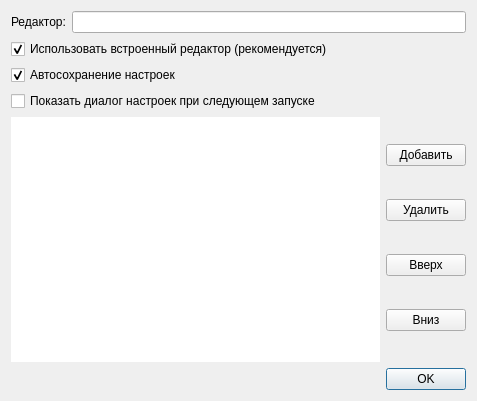
Before: the Qt Designer form qtgui-files/clientconfig.ui in idec-net/cutiefeed, drawn with Qt 5.
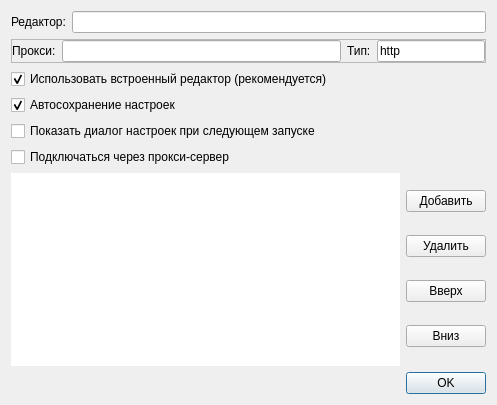
After: the same form once the commit is applied.

Diff of the .ui file:
```diff
--- a/qtgui-files/clientconfig.ui
+++ b/qtgui-files/clientconfig.ui
@@ -9,8 +9,8 @@
    <rect>
     <x>0</x>
     <y>0</y>
-    <width>477</width>
-    <height>401</height>
+    <width>497</width>
+    <height>405</height>
    </rect>
   </property>
   <property name="windowTitle">
@@ -51,6 +51,60 @@
      </layout>
     </widget>
    </item>
+   <item>
+    <widget class="QFrame" name="frame_4">
+     <property name="frameShape">
+      <enum>QFrame::StyledPanel</enum>
+     </property>
+     <property name="frameShadow">
+      <enum>QFrame::Raised</enum>
+     </property>
+     <layout class="QHBoxLayout" name="horizontalLayout_3">
+      <property name="leftMargin">
+       <number>0</number>
+      </property>
+      <property name="topMargin">
+       <number>0</number>
+      </property>
+      <property name="rightMargin">
+       <number>0</number>
+      </property>
+      <property name="bottomMargin">
+       <number>0</number>
+      </property>
+      <item>
+       <widget class="QLabel" name="label_2">
+        <property name="text">
+         <string>Прокси:</string>
+        </property>
+       </widget>
+      </item>
+      <item>
+       <widget class="QLineEdit" name="lineEdit_2"/>
+      </item>
+      <item>
+       <widget class="QLabel" name="label_3">
+        <property name="text">
+         <string>Тип:</string>
+        </property>
+       </widget>
+      </item>
+      <item>
+       <widget class="QLineEdit" name="lineEdit_3">
+        <property name="sizePolicy">
+         <sizepolicy hsizetype="Maximum" vsizetype="Fixed">
+          <horstretch>0</horstretch>
+          <verstretch>0</verstretch>
+         </sizepolicy>
+        </property>
+        <property name="text">
+         <string>http</string>
+        </property>
+       </widget>
+      </item>
+     </layout>
+    </widget>
+   </item>
    <item>
     <widget class="QCheckBox" name="checkBox">
      <property name="text">
@@ -78,6 +132,13 @@
      </property>
     </widget>
    </item>
+   <item>
+    <widget class="QCheckBox" name="checkBox_4">
+     <property name="text">
+      <string>Подключаться через прокси-сервер</string>
+     </property>
+    </widget>
+   </item>
    <item>
     <widget class="QFrame" name="frame_2">
      <property name="toolTip">
```
